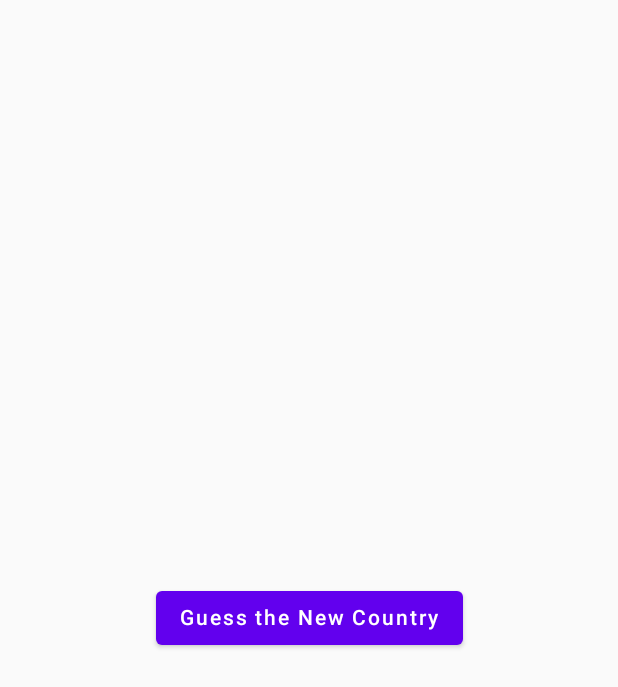
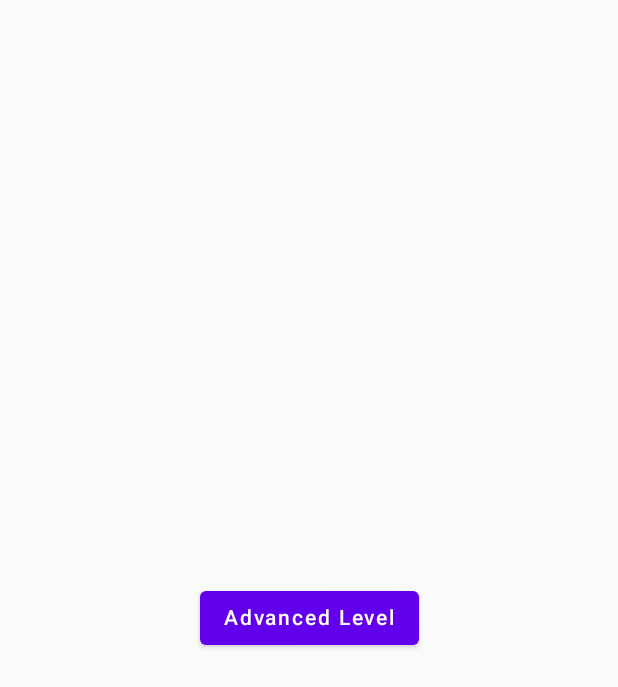
Before and after one commit to AbdulBasitKnights/GuessFlagCompose, an Android app built with Jetpack Compose: the AdvancedLevelActivity screen opened directly, with no data from a screen before it, on a phone screen of 412 x 824 dp. Shown: the top 687 px of the screen. Run offline under Robolectric (Android 15) with nearby library versions, the phone set to English and light mode, and no system bars.

Commit message:
Advanced level continue

```diff
--- a/app/src/main/java/com/question/assignment/ui/activity/AdvancedLevelActivity.kt
+++ b/app/src/main/java/com/question/assignment/ui/activity/AdvancedLevelActivity.kt
@@ -40,7 +40,7 @@ class AdvancedLevelActivity : ComponentActivity() {
             verticalArrangement = Arrangement.Center
         ) {
             Button(onClick = { }) {
-                Text("Guess the New Country")
+                Text("Advanced Level")
             }
           /*  if (countries.isNotEmpty()) {
                 var selectedCountry by remember { mutableStateOf("") }
```
